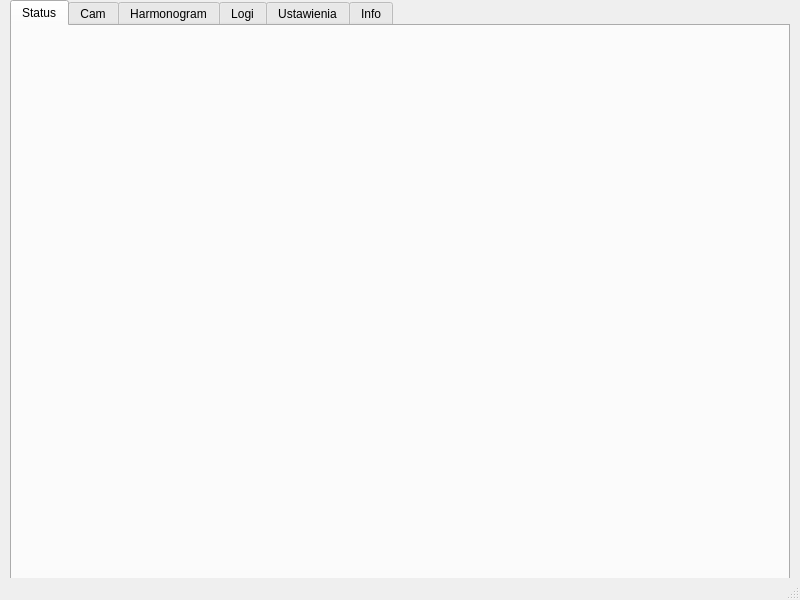
Qt form 3growbox_qtwidget/GrowBoxDesktop/mainwindow.ui (wojtron2/Desktop_QT_app_box) before a commit.
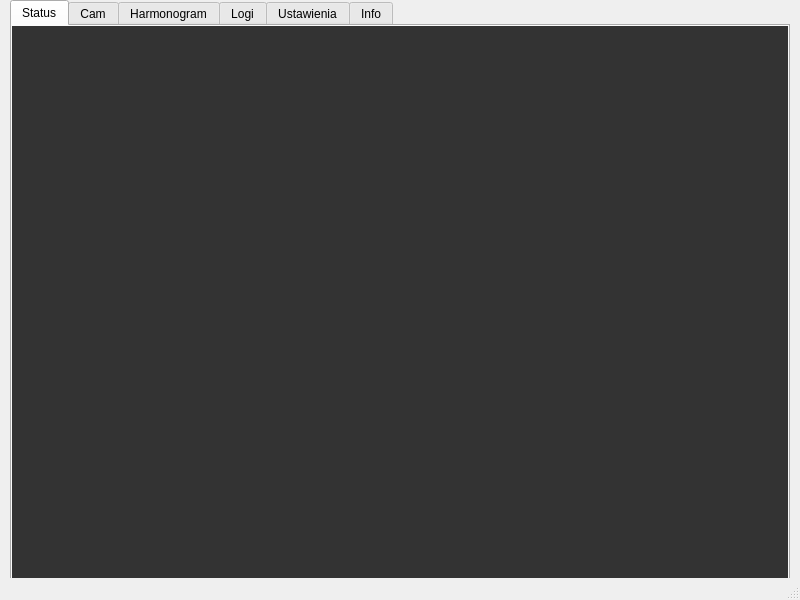
The same form after that commit. The open tabs and pages were chosen to show the change. Icons and pictures are not drawn.

```diff
--- a/3growbox_qtwidget/GrowBoxDesktop/mainwindow.ui
+++ b/3growbox_qtwidget/GrowBoxDesktop/mainwindow.ui
@@ -26,7 +26,15 @@
     <property name="currentIndex">
      <number>3</number>
     </property>
-    <widget class="QWidget" name="tab1status">
+    <widget class="QWidget" name="tab1_status">
+     <property name="styleSheet">
+      <string notr="true">#tab1_status {
+    background-image:url(:/new/img/fern.jpg);
+    background-repeat: no-repeat;
+    background-position: center;
+    background-color: #333333;
+}</string>
+     </property>
      <attribute name="title">
       <string>Status</string>
      </attribute>
```
Left out of the diff: 4 changed lines with no effect on the pictures.
